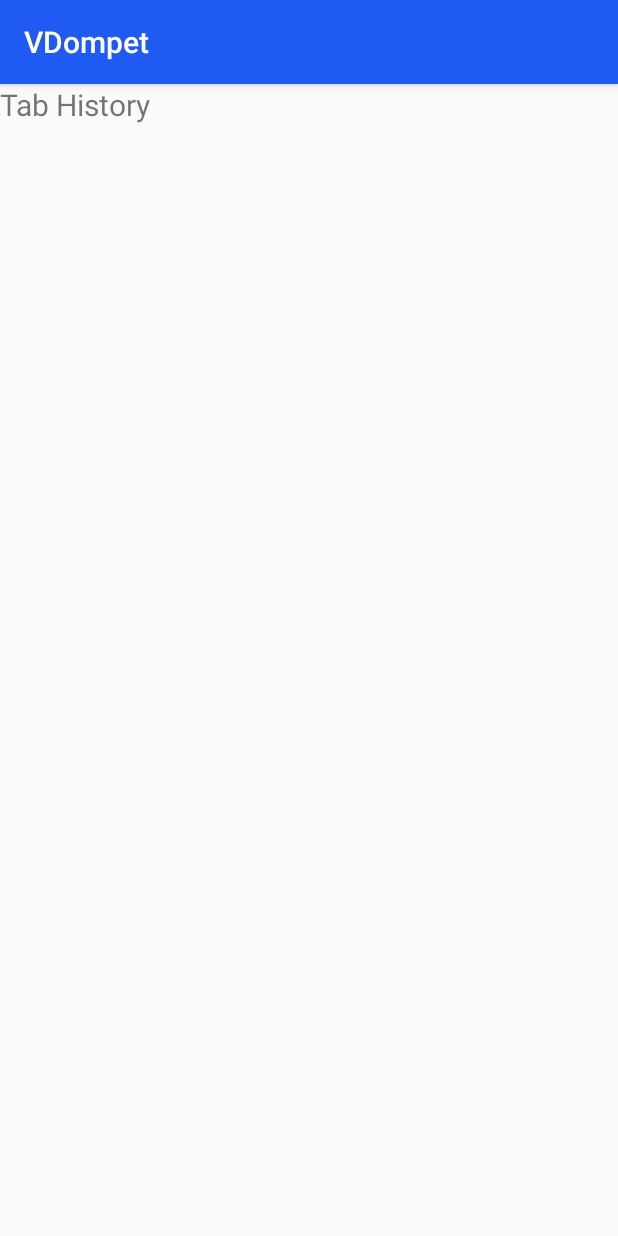
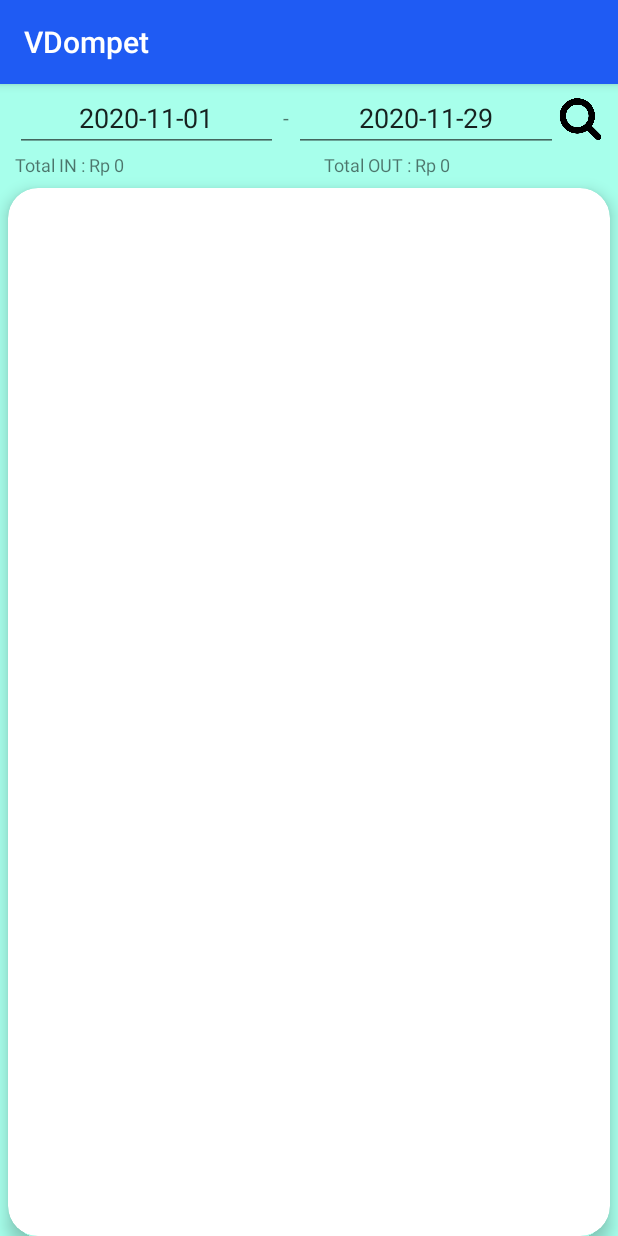
Before and after one commit to kaconk17/VDompet, an Android app: the fragment TabHystFrag shown on its own in the app's theme, on a phone screen of 412 x 824 dp. Run offline under Robolectric (Android 15) with nearby library versions, the phone set to English and light mode, and no system bars; 9 statements that could not run were skipped.

Commit message:
history fix

```diff
--- /dev/null
+++ b/app/src/main/java/com/kaconk/vdompet/AdapterHyst.java
@@ -0,0 +1,82 @@
+package com.kaconk.vdompet;
+
+import android.content.Context;
+import android.graphics.Color;
+import android.view.LayoutInflater;
+import android.view.View;
+import android.view.ViewGroup;
+import android.widget.TextView;
+
+import androidx.annotation.NonNull;
+import androidx.recyclerview.widget.RecyclerView;
+
+import java.text.NumberFormat;
+import java.util.ArrayList;
+import java.util.List;
+
+public class AdapterHyst extends RecyclerView.Adapter<AdapterHyst.HystHolder> {
+    private Context context;
+    private final LayoutInflater inflater;
+    private List<History> datalist = new ArrayList<>();
+    HystHolder holder;
+    View view;
+
+    public AdapterHyst(Context context){
+        this.context = context;
+        inflater = LayoutInflater.from(context);
+    }
+
+    @NonNull
+    @Override
+    public HystHolder onCreateViewHolder(@NonNull ViewGroup parent, int viewType) {
+        view = inflater.inflate(R.layout.in_layout, parent, false);
+        holder = new HystHolder(view);
+        return holder;
+    }
+
+    @Override
+    public void onBindViewHolder(@NonNull HystHolder holder, int position) {
+        History history = datalist.get(position);
+        if (history.getJenis().equals("IN")){
+            holder.tgl_hyst.setText(history.getTgl());
+            holder.jumlah.setText("+ Rp "+ NumberFormat.getInstance().format(history.getJumlah()));
+            holder.jumlah.setTextColor(Color.GREEN);
+            holder.ket.setText(history.getKet());
+        }else {
+            holder.tgl_hyst.setText(history.getTgl());
+            holder.jumlah.setText("- Rp "+ NumberFormat.getInstance().format(history.getJumlah()));
+            holder.jumlah.setTextColor(Color.RED);
+            holder.ket.setText(history.getKet());
+        }
+
+    }
+    public void setListContent(List<History> list_hyst){
+        this.datalist = list_hyst;
+        notifyItemRangeChanged(0,datalist.size());
+    }
+
+    @Override
+    public int getItemCount() {
+        return (datalist != null) ? datalist.size() : 0;
+    }
+
+    class HystHolder extends RecyclerView.ViewHolder implements View.OnClickListener{
+        TextView tgl_hyst, ket, jumlah;
+        public HystHolder(View itemView){
+            super(itemView);
+            itemView.setOnClickListener(this);
+            tgl_hyst = itemView.findViewById(R.id.tgl_in);
+            ket = itemView.findViewById(R.id.ket_in);
+            jumlah = itemView.findViewById(R.id.juml_in);
+        }
+        @Override
+        public void onClick(View v) {
+
+        }
+    }
+    public void removeAt(int position){
+        datalist.remove(position);
+        notifyItemRemoved(position);
+        notifyItemRangeChanged(0, datalist.size());
+    }
+}
--- a/app/src/main/java/com/kaconk/vdompet/DBHelper.java
+++ b/app/src/main/java/com/kaconk/vdompet/DBHelper.java
@@ -381,6 +381,24 @@ public class DBHelper extends SQLiteOpenHelper {
                 new String[] { id_out });
         return true;
     }
+    public List<History> getHistory(String tgl1, String tgl2, Dompet dompet){
+        List<History> hystAll = new ArrayList<>();
+        String selectQuery = "SELECT id_dompet, tgl_in as tgl, ket_in as ket, jumlah_in as jumlah, 'IN' as jenis FROM "+ TABLE_IN+" WHERE id_dompet = '"+dompet.getId_dompet()+"' AND tgl_in BETWEEN '"+tgl1+" 00:00:00'"+" AND '"+tgl2+" 23:59:59'  UNION ALL SELECT id_dompet, tgl_out as tgl, ket_out as ket, jumlah_out as jumlah, 'OUT' as jenis FROM "+TABLE_OUT+" WHERE id_dompet = '"+dompet.getId_dompet()+"' AND tgl_out BETWEEN '"+tgl1+" 00:00:00'"+" AND '"+tgl2+" 23:59:59' ORDER BY tgl ASC";
+        SQLiteDatabase db = this.getReadableDatabase();
+        Cursor c = db.rawQuery(selectQuery,null);
+        if (c.moveToFirst()){
+            do {
+                History history = new History();
+                history.setId_dompet(c.getString(c.getColumnIndex("id_dompet")));
+                history.setTgl(c.getString(c.getColumnIndex("tgl")));
+                history.setKet(c.getString(c.getColumnIndex("ket")));
+                history.setJumlah(c.getDouble(c.getColumnIndex("jumlah")));
+                history.setJenis(c.getString(c.getColumnIndex("jenis")));
+                hystAll.add(history);
+            }while (c.moveToNext());
+        }
+        return hystAll;
+    }
 
     public void closeDB() {
         SQLiteDatabase db = this.getReadableDatabase();
--- a/app/src/main/java/com/kaconk/vdompet/TabHystFrag.java
+++ b/app/src/main/java/com/kaconk/vdompet/TabHystFrag.java
@@ -1,15 +1,184 @@
 package com.kaconk.vdompet;
 
+import android.app.DatePickerDialog;
+import android.content.Context;
 import android.os.Bundle;
+import android.util.Log;
 import android.view.LayoutInflater;
 import android.view.View;
 import android.view.ViewGroup;
+import android.widget.DatePicker;
+import android.widget.EditText;
+import android.widget.ImageButton;
+import android.widget.TextView;
 
+import androidx.annotation.NonNull;
+import androidx.annotation.Nullable;
 import androidx.fragment.app.Fragment;
+import androidx.recyclerview.widget.DividerItemDecoration;
+import androidx.recyclerview.widget.LinearLayoutManager;
+import androidx.recyclerview.widget.RecyclerView;
+
+import java.text.NumberFormat;
+import java.text.SimpleDateFormat;
+import java.util.ArrayList;
+import java.util.Calendar;
+import java.util.Date;
+import java.util.List;
+import java.util.TimeZone;
 
 public class TabHystFrag extends Fragment {
+    private Context context;
+    private List<History> allHist;
+    private SimpleDateFormat df;
+    private String id_dompet;
+    private Dompet curdomp;
+    private EditText tgl1, tgl2;
+    private ImageButton cari_hyst;
+    private DatePickerDialog picker;
+    private TextView txtallin, txtallout;
+    private AdapterHyst adapter;
+    private RecyclerView recyclerView;
+    private LinearLayoutManager linearLayoutManager;
+    private DividerItemDecoration divider;
+
+    DBHelper dbHelper;
     @Override
     public View onCreateView(LayoutInflater inflater, ViewGroup container, Bundle savedInstanceState) {
         return inflater.inflate(R.layout.fragment_hyst, container, false);
     }
+    public void onViewCreated(@NonNull final View view, @Nullable Bundle savedInstanceState){
+        super.onViewCreated(view,savedInstanceState);
+        this.context = getContext();
+        dbHelper = new DBHelper(context);
+        Bundle bund = getArguments();
+        tgl1 = view.findViewById(R.id.hyst_date1);
+        tgl2 = view.findViewById(R.id.hyst_date2);
+        cari_hyst = view.findViewById(R.id.hyst_cari);
+        txtallin = view.findViewById(R.id.allin);
+        txtallout = view.findViewById(R.id.allout);
+        recyclerView = view.findViewById(R.id.list_hyst);
+        adapter = new AdapterHyst(context);
+        linearLayoutManager = new LinearLayoutManager(context);
+        linearLayoutManager.setOrientation(linearLayoutManager.VERTICAL);
+        divider = new DividerItemDecoration(context,linearLayoutManager.getOrientation());
+        recyclerView.setLayoutManager(linearLayoutManager);
+        recyclerView.addItemDecoration(divider);
+
+        if (bund !=null){
+            if (bund.containsKey("id_dompet")){
+                id_dompet = bund.getString("id_dompet");
+                curdomp = new Dompet();
+                curdomp = dbHelper.getDompet(id_dompet);
+                dbHelper.closeDB();
+            }
+        }
+        df = new SimpleDateFormat("yyyy-MM-dd");
+        Calendar c =Calendar.getInstance();
+        c.set(Calendar.DAY_OF_MONTH,1);
+        allHist = new ArrayList<>();
+
+        for (int i=0; i<allHist.size(); i++){
+            Log.d("History",allHist.get(i).getTgl()+", "+allHist.get(i).getKet()+", "+String.valueOf(allHist.get(i).getJumlah()));
+
+        }
+
+        tgl1.setText(df.format(c.getTime()));
+        tgl2.setText(df.format(new Date()));
+
+        tgl1.setOnClickListener(new View.OnClickListener() {
+            @Override
+            public void onClick(View v) {
+                final Calendar cldr = Calendar.getInstance(TimeZone.getDefault());
+                final int day = cldr.get(Calendar.DAY_OF_MONTH);
+                final int month = cldr.get(Calendar.MONTH);
+                int year = cldr.get(Calendar.YEAR);
+
+                picker = new DatePickerDialog(context, new DatePickerDialog.OnDateSetListener() {
+                    @Override
+                    public void onDateSet(DatePicker view, int year, int monthOfyear, int dayOfMonth) {
+                        String bulan, tanggal;
+                        monthOfyear +=1;
+                        if(monthOfyear < 10){
+
+                            bulan = "0" + monthOfyear;
+                        }else {
+                            bulan = String.valueOf(monthOfyear);
+                        }
+                        if(dayOfMonth < 10){
+
+                            tanggal  = "0" + dayOfMonth ;
+                        }else{
+                            tanggal = String.valueOf(dayOfMonth);
+                        }
+                        tgl1.setText(year+"-"+bulan+"-"+tanggal);
+                    }
+                }, year, month,day);
+                picker.show();
+            }
+        });
+        tgl2.setOnClickListener(new View.OnClickListener() {
+            @Override
+            public void onClick(View v) {
+                final Calendar cldr = Calendar.getInstance(TimeZone.getDefault());
+                final int day = cldr.get(Calendar.DAY_OF_MONTH);
+                final int month = cldr.get(Calendar.MONTH);
+                int year = cldr.get(Calendar.YEAR);
+
+                picker = new DatePickerDialog(context, new DatePickerDialog.OnDateSetListener() {
+                    @Override
+                    public void onDateSet(DatePicker view, int year, int monthOfyear, int dayOfMonth) {
+                        String bulan, tanggal;
+                        monthOfyear +=1;
+                        if(monthOfyear < 10){
+
+                            bulan = "0" + monthOfyear;
+                        }else {
+                            bulan = String.valueOf(monthOfyear);
+                        }
+                        if(dayOfMonth < 10){
+
+                            tanggal  = "0" + dayOfMonth ;
+                        }else{
+                            tanggal = String.valueOf(dayOfMonth);
+                        }
+                        tgl2.setText(year+"-"+bulan+"-"+tanggal);
+                    }
+                }, year, month,day);
+                picker.show();
+            }
+        });
+        cari_hyst.setOnClickListener(new View.OnClickListener() {
+            @Override
+            public void onClick(View v) {
+                populateHist(tgl1.getText().toString(),tgl2.getText().toString(),curdomp);
+            }
+        });
+        populateHist(df.format(c.getTime()), df.format(new Date()), curdomp);
+    }
+    private void populateHist(String dt1, String dt2, Dompet domp){
+        List<InTrans> allin = new ArrayList<>();
+        List<OutTrans> allout = new ArrayList<>();
+        double totin =0;
+        double totout = 0;
+        allin = dbHelper.getInTrans(dt1,dt2,domp);
+        dbHelper.closeDB();
+        allout = dbHelper.getOutTrans(dt1,dt2,domp);
+        dbHelper.closeDB();
+        for (int i=0; i<allin.size();i++){
+            totin = totin + allin.get(i).getJumlah();
+        }
+        for (int i =0; i<allout.size(); i++){
+            totout = totout+allout.get(i).getJumlah();
+        }
+
+        allHist.clear();
+        allHist = dbHelper.getHistory(dt1, dt2,domp);
+        dbHelper.closeDB();
+        adapter.setListContent(allHist);
+        recyclerView.setAdapter(adapter);
+        txtallin.setText("Total IN : Rp "+ NumberFormat.getInstance().format(totin));
+        txtallout.setText("Total OUT : Rp "+NumberFormat.getInstance().format(totout));
+    }
+
 }
--- a/app/src/main/java/com/kaconk/vdompet/TransActivity.java
+++ b/app/src/main/java/com/kaconk/vdompet/TransActivity.java
@@ -71,7 +71,7 @@ public class TransActivity extends AppCompatActivity implements EventListener {
     public void getDompetdata(String id){
         curdomp = dbHelper.getDompet(id);
         dbHelper.closeDB();
-        SaldoDompet.setText("Rp "+NumberFormat.getInstance().format(curdomp.getSaldo()));
+        SaldoDompet.setText("Saldo : Rp "+NumberFormat.getInstance().format(curdomp.getSaldo()));
         NamaDompet.setText(curdomp.getNama_dompet());
     }
 
--- a/app/src/main/res/layout/fragment_hyst.xml
+++ b/app/src/main/res/layout/fragment_hyst.xml
@@ -1,16 +1,88 @@
 <?xml version="1.0" encoding="utf-8"?>
-<ScrollView xmlns:android="http://schemas.android.com/apk/res/android"
+<LinearLayout xmlns:android="http://schemas.android.com/apk/res/android"
     android:layout_width="match_parent"
-    android:layout_height="match_parent">
+    android:layout_height="match_parent"
+    xmlns:app="http://schemas.android.com/apk/res-auto"
+    android:orientation="vertical"
+    android:background="@color/bgcolor">
     <LinearLayout
         android:layout_width="match_parent"
         android:layout_height="wrap_content"
-        android:orientation="vertical">
+        android:layout_marginRight="10dp"
+        android:layout_marginLeft="10dp"
+        android:orientation="horizontal"
+        android:gravity="center_vertical">
+        <EditText
+            android:id="@+id/hyst_date1"
+            android:layout_width="wrap_content"
+            android:layout_height="wrap_content"
+            android:inputType="date"
+            android:focusable="false"
+            android:cursorVisible="false"
+            android:layout_weight=".20"
+            android:gravity="center_horizontal"/>
         <TextView
-            android:layout_width="match_parent"
+            android:layout_width="wrap_content"
             android:layout_height="wrap_content"
-            android:text="Tab History"
-            android:textSize="20dp"/>
+            android:text=" - "/>
+        <EditText
+            android:id="@+id/hyst_date2"
+            android:layout_width="wrap_content"
+            android:layout_height="wrap_content"
+            android:inputType="date"
+            android:focusable="false"
+            android:cursorVisible="false"
+            android:layout_weight=".20"
+            android:gravity="center_horizontal"/>
+        <ImageButton
+            android:id="@+id/hyst_cari"
+            android:layout_width="30dp"
+            android:layout_height="30dp"
+            android:src="@drawable/search_ic"
+            android:background="@color/bgcolor"
+            android:scaleType="fitXY"/>
+
+
+    </LinearLayout>
+    <LinearLayout
+        android:layout_width="match_parent"
+        android:layout_height="wrap_content"
+        android:orientation="horizontal">
+        <TextView
+            android:id="@+id/allin"
+            android:layout_width="0dp"
+            android:layout_height="wrap_content"
+            android:layout_weight="0.50"
+            android:textSize="12dp"
+            android:layout_marginLeft="10dp"
+            android:text="Total"/>
+        <TextView
+            android:id="@+id/allout"
+            android:layout_width="0dp"
+            android:layout_height="wrap_content"
+            android:layout_weight="0.50"
+            android:textSize="12dp"
+            android:layout_marginLeft="10dp"
+            android:text="Total"/>
     </LinearLayout>
 
-</ScrollView>
+    <androidx.cardview.widget.CardView
+        app:cardElevation="6dp"
+        app:cardCornerRadius="20dp"
+        android:layout_marginTop="7dp"
+        android:layout_marginLeft="5dp"
+        android:layout_marginRight="5dp"
+        android:layout_width="match_parent"
+        android:layout_height="match_parent">
+
+        <androidx.recyclerview.widget.RecyclerView
+            android:id="@+id/list_hyst"
+            android:layout_width="match_parent"
+            android:layout_height="match_parent">
+
+        </androidx.recyclerview.widget.RecyclerView>
+
+    </androidx.cardview.widget.CardView>
+
+
+</LinearLayout>
```
Also changed, not shown: app/src/main/java/com/kaconk/vdompet/History.java (added, +59 -0 lines).
